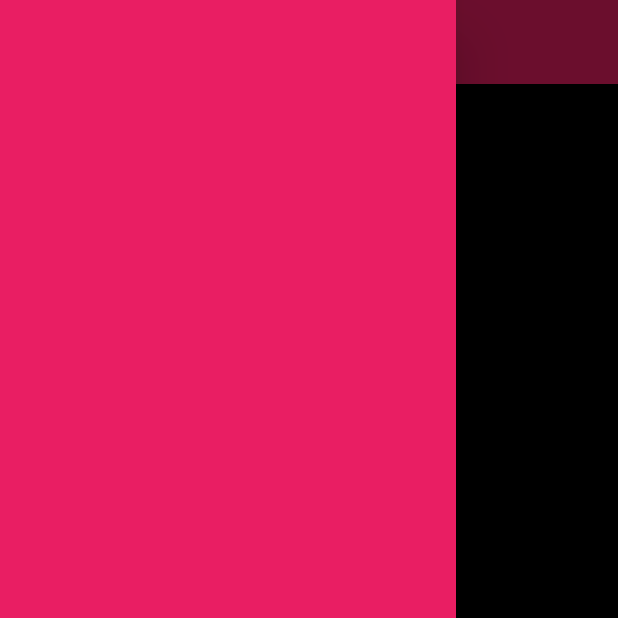
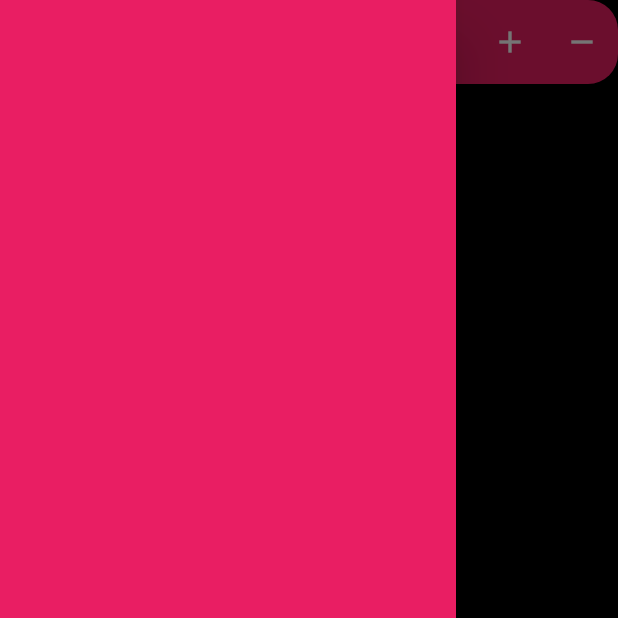
Before and after one commit to soyyjorgito/flutterapp, a Flutter app: the screen it shows after launch, with the side drawer open, on a phone screen of 412 x 824 dp, the top half of it. Run offline on Flutter 3.47's test engine with Material 2 defaults, Android fonts, the phone set to English and light mode, and no system bars.

Commit message:
Uso del AppBar

```diff
--- a/lib/main.dart
+++ b/lib/main.dart
@@ -27,8 +27,11 @@ class MyHomePage extends StatelessWidget {
   Widget build(BuildContext context) {
     // TODO: implement build
     return Scaffold(
-      appBar: AppBar(
-        title: Text("Uso del scaffold"),
+      appBar: AppBar(title: Text("Uso del scaffold"), actions: <Widget>[
+        IconButton(onPressed: _add, icon: Icon(Icons.add)),
+        IconButton(onPressed: _remove, icon: Icon(Icons.remove))
+      ],
+      shape: RoundedRectangleBorder(borderRadius: BorderRadius.circular(20))
       ),
       body: Center(),
       floatingActionButton:
@@ -39,4 +42,12 @@ class MyHomePage extends StatelessWidget {
       backgroundColor: Colors.black,
     );
   }
+
+  void _add() {
+    print("hola");
+  }
+
+  void _remove() {
+    print("adios");
+  }
 }
```
